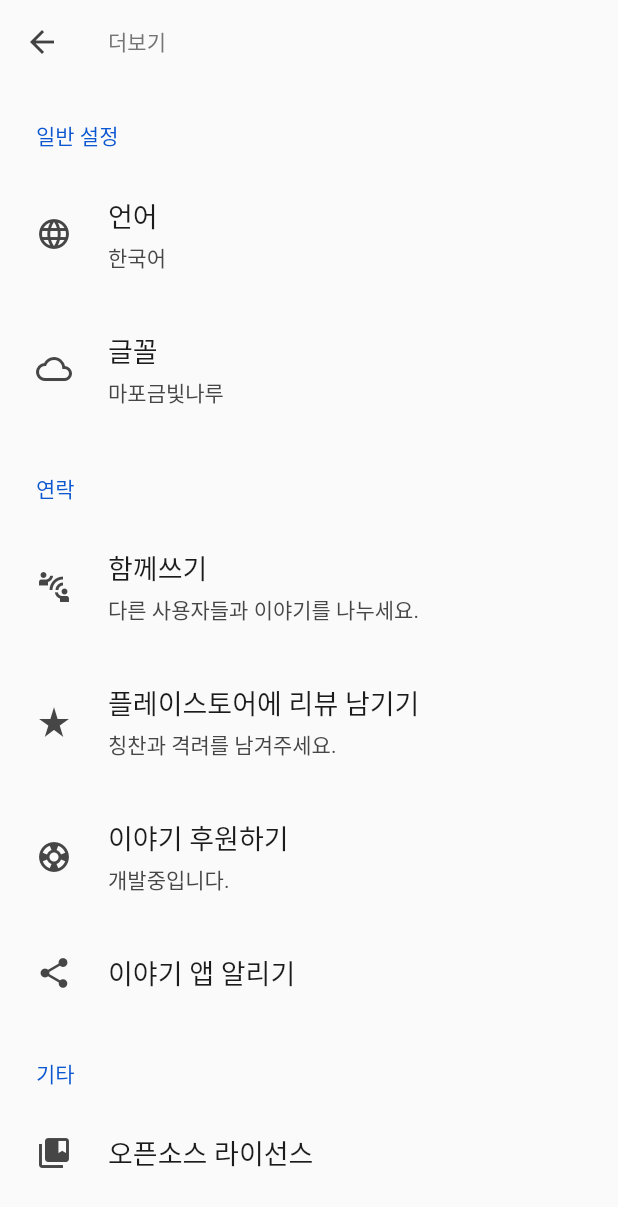
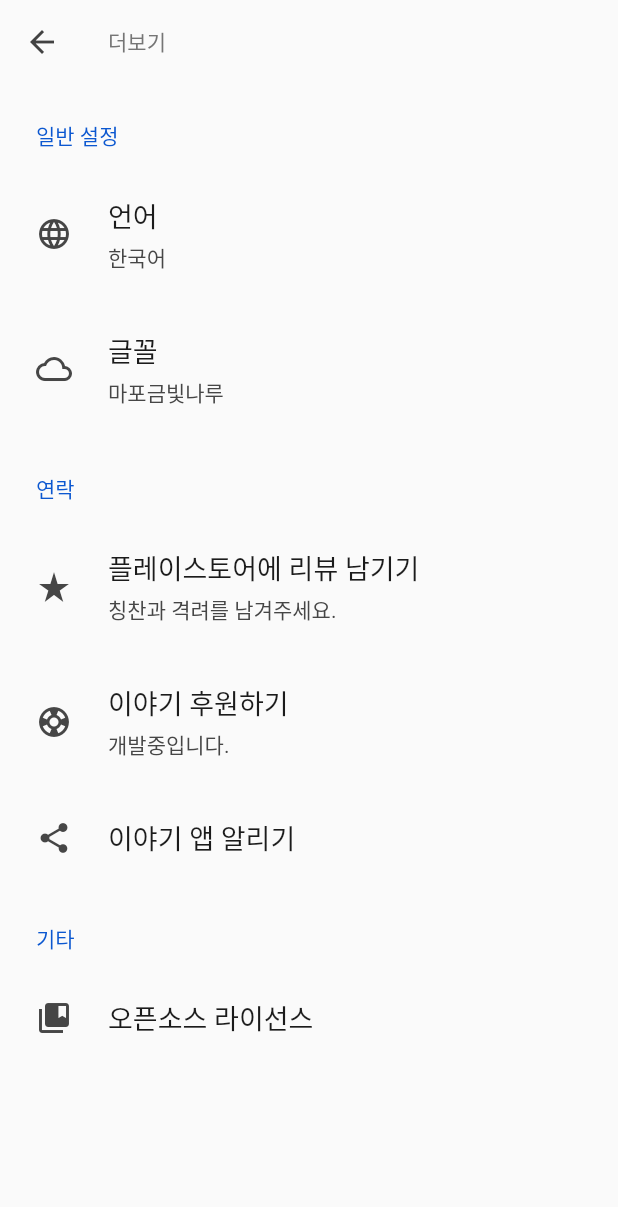
Before and after one commit to ChangJoo-Park/story_app, a Flutter app: the SettingPage screen opened directly, on a phone screen of 412 x 824 dp. Shown: the top 1207 px of the screen. Run offline on Flutter 3.47's test engine with Material 2 defaults, Android fonts, the phone set to English and light mode, and no system bars; drawn by our look-alikes of settings_ui; our stand-ins replace firebase_analytics, get, in_app_review, share; missing offline and left inert: clipboard, front_matter; accounts and stored records are empty; Roboto replaces fonts that are missing (Mapo금빛나루).

Commit message:
함께 쓰기 제거

```diff
--- a/lib/pages/setting.dart
+++ b/lib/pages/setting.dart
@@ -41,38 +41,6 @@ class SettingPage extends StatelessWidget {
             title: '연락',
             titleTextStyle: settingSectionTitleStyle,
             tiles: [
-              SettingsTile(
-                title: '함께쓰기',
-                subtitle: '다른 사용자들과 이야기를 나누세요.',
-                leading: Icon(Icons.connect_without_contact),
-                titleTextStyle: settingTitleStyle,
-                onTap: () {
-                  Get.defaultDialog(
-                    title: '함께쓰기 안내',
-                    middleText:
-                        '함께쓰기는 이야기를 다른 사람들과\n나눌 수 있는 공간이에요.\n열심히 만들고 있어요',
-                    confirmTextColor: Colors.black,
-                    textConfirm: '닫기',
-                    onConfirm: () {
-                      Get.back();
-                    },
-                  );
-                  // 이미 로그인된 상태면 바로 들어감
-                  // 아니면 로그인 안내함
-                  // Get.defaultDialog(
-                  //   title: '로그인 안내',
-                  //   middleText: '함께쓰기는 로그인을 하지만,\n다른 사용자에게 개인정보를 보여주지 않아요',
-                  //   textCancel: '닫기',
-                  //   textConfirm: '로그인',
-                  //   cancelTextColor: Colors.grey.shade700,
-                  //   confirmTextColor: Colors.black,
-                  //   onConfirm: () {
-                  //     Get.back();
-                  //     Get.to(CommunityPage());
-                  //   },
-                  // );
-                },
-              ),
               SettingsTile(
                 title: '플레이스토어에 리뷰 남기기',
                 subtitle: '칭찬과 격려를 남겨주세요.',
```
